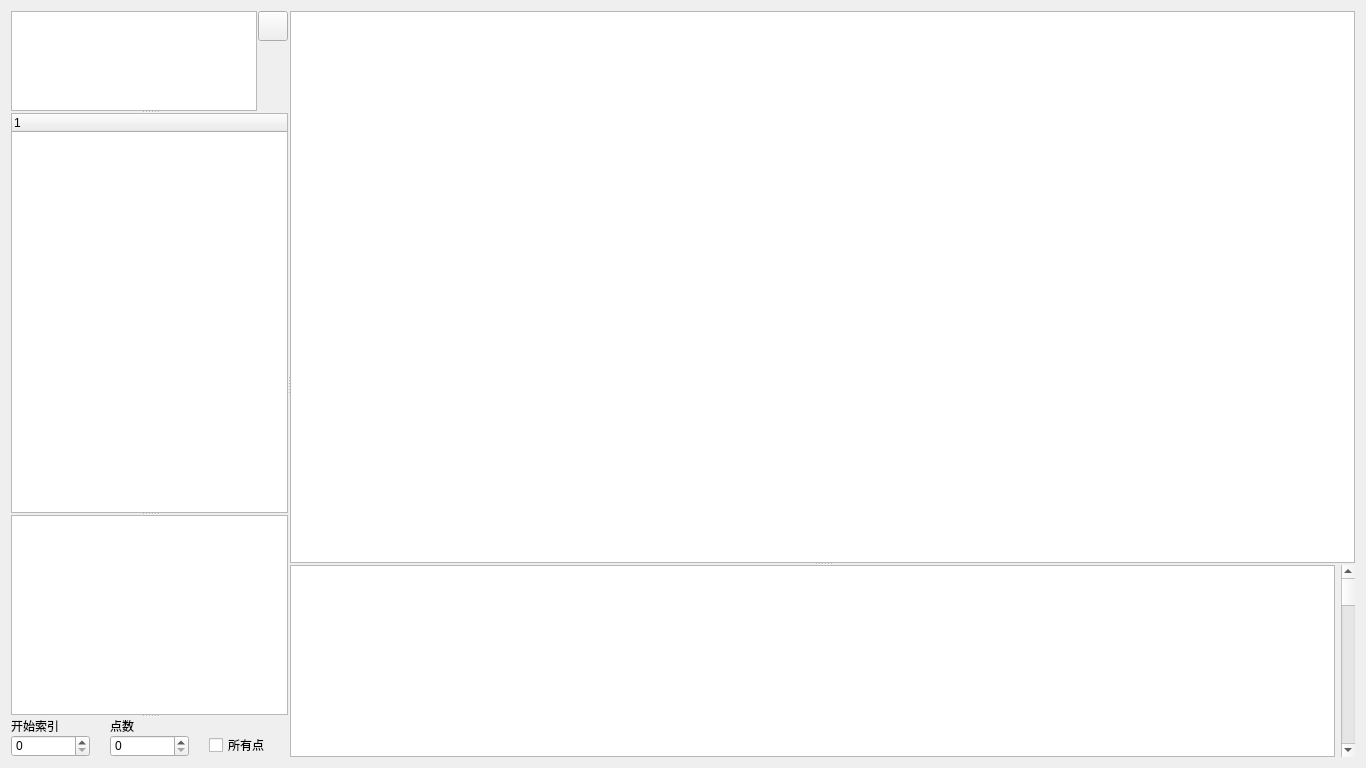
gonghui-yu/PySide6-TDMS-Viewer, file ui/tdms_viewer.ui: the form before one commit.
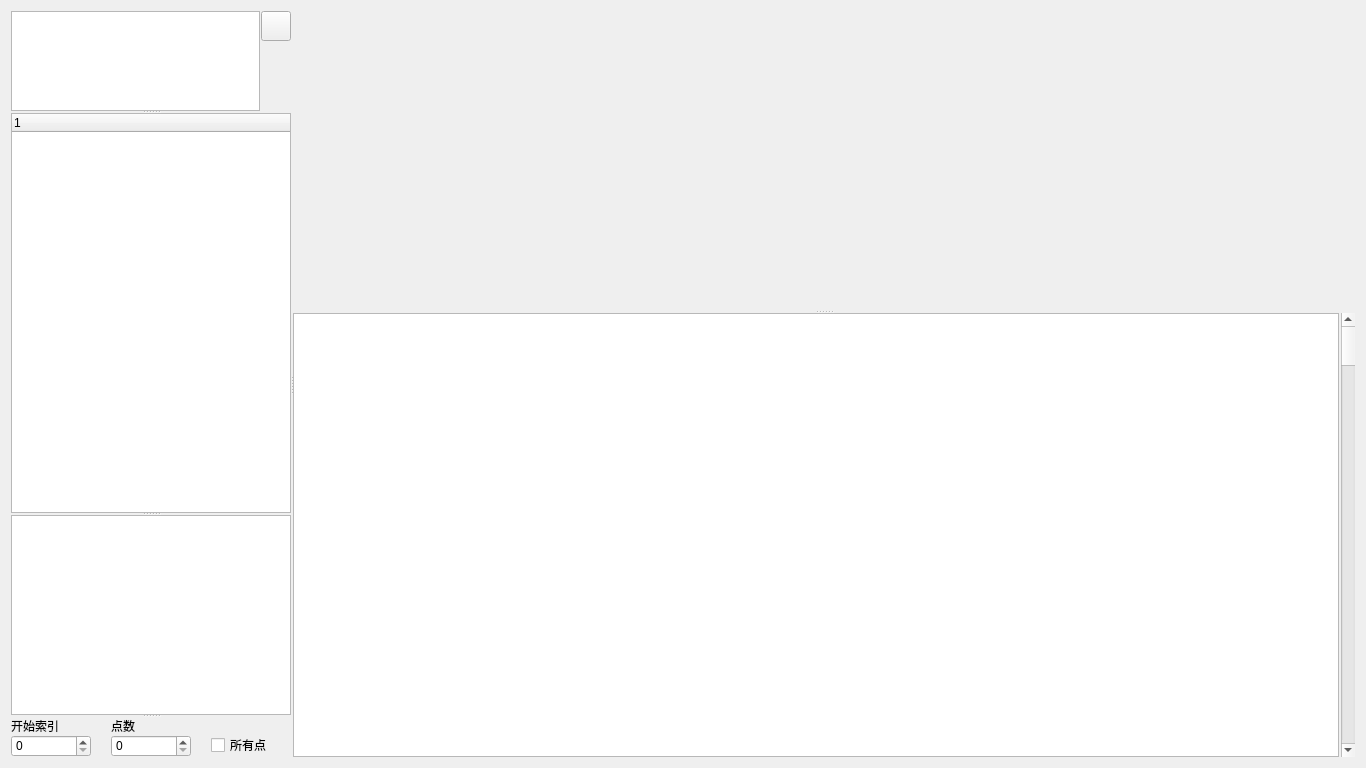
The form after the commit. Icons and pictures are not drawn. Custom widgets are drawn as their Qt base class.

```diff
--- a/ui/tdms_viewer.ui
+++ b/ui/tdms_viewer.ui
@@ -39,7 +39,7 @@
      </property>
      <widget class="QSplitter" name="splitter_left">
       <property name="sizePolicy">
-       <sizepolicy hsizetype="Expanding" vsizetype="Expanding">
+       <sizepolicy hsizetype="Preferred" vsizetype="Expanding">
         <horstretch>2</horstretch>
         <verstretch>0</verstretch>
        </sizepolicy>
@@ -185,7 +185,7 @@
        <property name="minimumSize">
         <size>
          <width>0</width>
-         <height>0</height>
+         <height>150</height>
         </size>
        </property>
        <property name="autoFillBackground">
@@ -202,7 +202,7 @@
       </widget>
       <widget class="QTableWidget" name="ui_prop_tab">
        <property name="sizePolicy">
-        <sizepolicy hsizetype="Expanding" vsizetype="Expanding">
+        <sizepolicy hsizetype="Expanding" vsizetype="Preferred">
          <horstretch>0</horstretch>
          <verstretch>3</verstretch>
         </sizepolicy>
@@ -210,7 +210,7 @@
        <property name="minimumSize">
         <size>
          <width>0</width>
-         <height>0</height>
+         <height>150</height>
         </size>
        </property>
       </widget>
@@ -336,21 +336,57 @@
       <property name="childrenCollapsible">
        <bool>false</bool>
       </property>
-      <widget class="QChartView" name="ui_graph">
+      <widget class="QWidget" name="widget_4" native="true">
        <property name="sizePolicy">
         <sizepolicy hsizetype="Expanding" vsizetype="Preferred">
          <horstretch>0</horstretch>
-         <verstretch>6</verstretch>
+         <verstretch>5</verstretch>
         </sizepolicy>
        </property>
        <property name="minimumSize">
         <size>
          <width>0</width>
-         <height>0</height>
+         <height>300</height>
         </size>
        </property>
+       <layout class="QGridLayout" name="gridLayout_6">
+        <property name="leftMargin">
+         <number>0</number>
+        </property>
+        <property name="topMargin">
+         <number>0</number>
+        </property>
+        <property name="rightMargin">
+         <number>0</number>
+        </property>
+        <property name="bottomMargin">
+         <number>0</number>
+        </property>
+        <item row="0" column="0">
+         <layout class="QVBoxLayout" name="verticalLayout_4">
+          <property name="spacing">
+           <number>2</number>
+          </property>
+          <property name="sizeConstraint">
+           <enum>QLayout::SetDefaultConstraint</enum>
+          </property>
+         </layout>
+        </item>
+       </layout>
       </widget>
       <widget class="QWidget" name="widget_3" native="true">
+       <property name="sizePolicy">
+        <sizepolicy hsizetype="Expanding" vsizetype="Preferred">
+         <horstretch>0</horstretch>
+         <verstretch>5</verstretch>
+        </sizepolicy>
+       </property>
+       <property name="minimumSize">
+        <size>
+         <width>0</width>
+         <height>200</height>
+        </size>
+       </property>
        <layout class="QGridLayout" name="gridLayout_4">
         <property name="leftMargin">
          <number>0</number>
@@ -366,12 +402,15 @@
         </property>
         <item row="0" column="0">
          <layout class="QHBoxLayout" name="horizontalLayout_2">
+          <property name="spacing">
+           <number>2</number>
+          </property>
           <item>
            <widget class="QTableView" name="ui_points_tab">
             <property name="sizePolicy">
              <sizepolicy hsizetype="Expanding" vsizetype="Preferred">
               <horstretch>0</horstretch>
-              <verstretch>4</verstretch>
+              <verstretch>0</verstretch>
              </sizepolicy>
             </property>
             <property name="minimumSize">
@@ -398,13 +437,6 @@
    </item>
   </layout>
  </widget>
- <customwidgets>
-  <customwidget>
-   <class>QChartView</class>
-   <extends>QGraphicsView</extends>
-   <header location="global">qchartview.h</header>
-  </customwidget>
- </customwidgets>
  <resources>
   <include location="resource.qrc"/>
  </resources>
```
